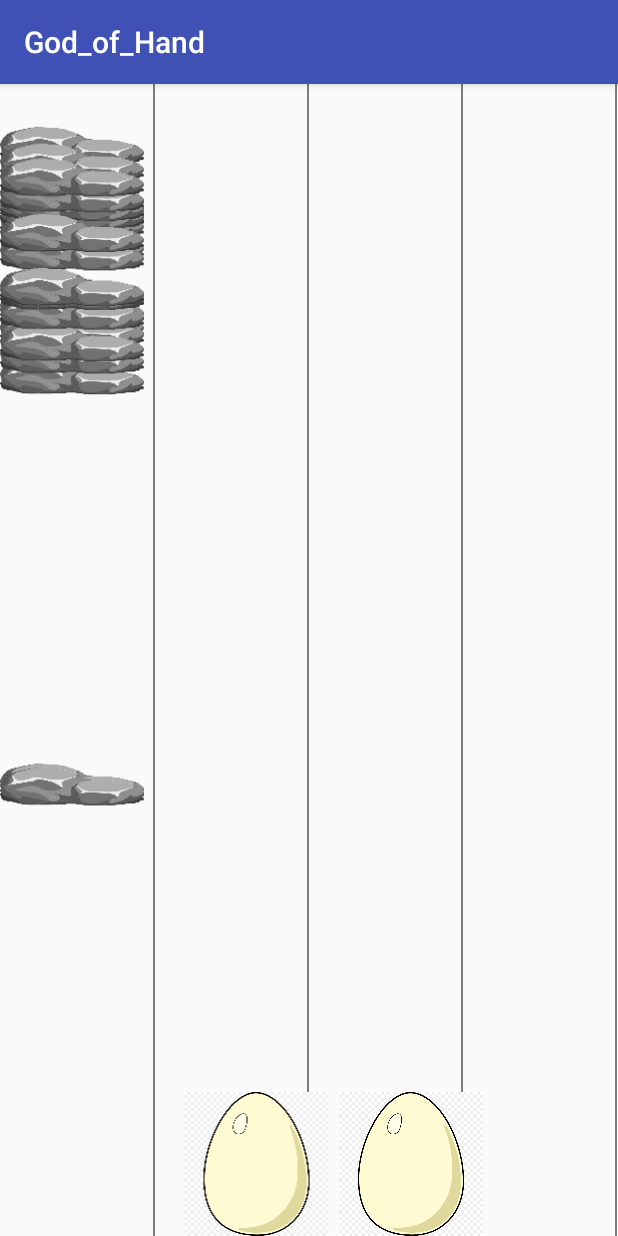
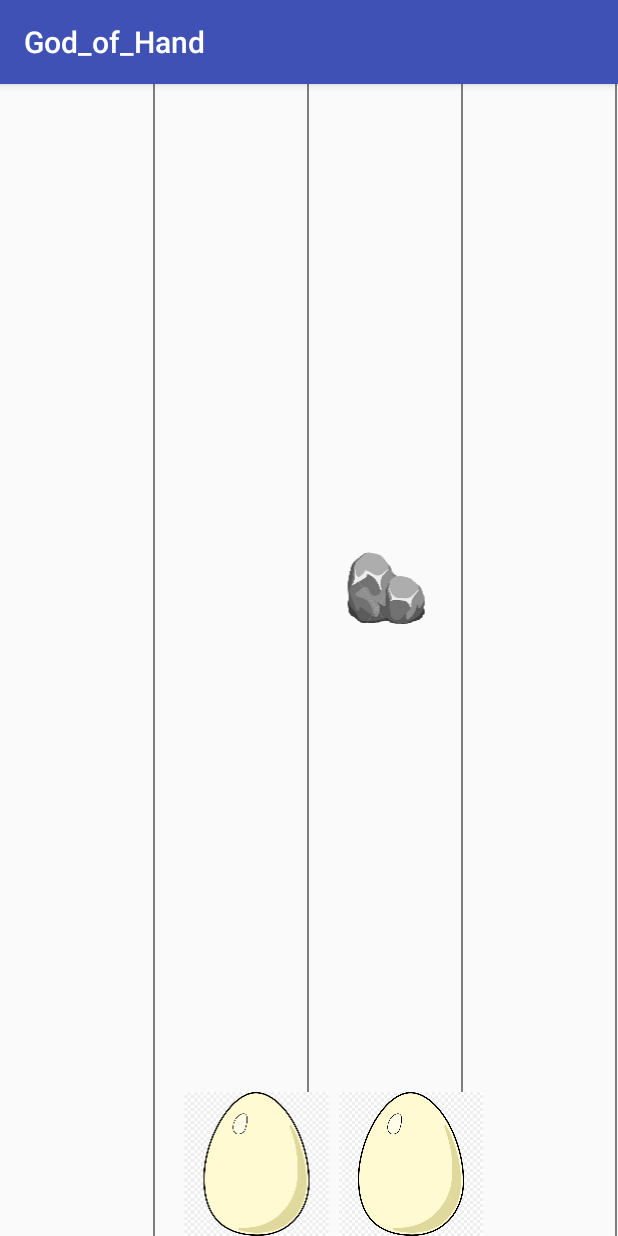
Before and after one commit to Sino-Huang/Retro-Game, an Android app: the screen it shows after launch (GameActivity), after a tap on "START", on a phone screen of 412 x 824 dp. Run offline under Robolectric (Android 15) with nearby library versions, the light colour scheme and no system bars.

Commit message:
update stone generator

```diff
--- a/Project/app/src/main/java/anu/comp2100/teamgg/god_of_hand/GameActivity.java
+++ b/Project/app/src/main/java/anu/comp2100/teamgg/god_of_hand/GameActivity.java
@@ -18,7 +18,6 @@ public class GameActivity extends AppCompatActivity {
         screenWidth = intent.getFloatExtra("Width", (float) 0.0);
         highestValue = intent.getIntExtra("HighestScore", 0);
         username = intent.getStringExtra("Username");
-        System.out.println(screenWidth);
         setContentView(R.layout.activity_game);
     }
 }
--- a/Project/app/src/main/java/anu/comp2100/teamgg/god_of_hand/Playeregg.java
+++ b/Project/app/src/main/java/anu/comp2100/teamgg/god_of_hand/Playeregg.java
@@ -11,6 +11,7 @@ import android.util.AttributeSet;
 public class Playeregg extends Item {
     boolean left;
     Bitmap egg;
+    boolean ispress = false;
     public Playeregg(Context context, @Nullable AttributeSet attrs, float x, float y, float width, float length, boolean left) {
         super(context, attrs, x, y, width, length);
         this.left = left;
@@ -26,7 +27,7 @@ public class Playeregg extends Item {
         }else {
             this.x = this.x + GameActivity.screenWidth/4;
         }
-        this.y -= 1;
+        ispress = true;
     }
 
     public void unpressed(){
@@ -35,7 +36,7 @@ public class Playeregg extends Item {
         }else {
             this.x = this.x - GameActivity.screenWidth/4;
         }
-        this.y -= 1;
+        ispress = false;
     }
 
 
--- a/Project/app/src/main/java/anu/comp2100/teamgg/god_of_hand/Stone.java
+++ b/Project/app/src/main/java/anu/comp2100/teamgg/god_of_hand/Stone.java
@@ -20,13 +20,16 @@ public class Stone extends Item {
         this.context = context;
         this.attrs = attrs;
         Random random = new Random();
-        int i =random.nextInt(5);
+        int i =random.nextInt(13);
         switch (i){
-            case 0:this.stoneImage = BitmapFactory.decodeResource(context.getResources(), R.drawable.stone1); break;
-            case 1:this.stoneImage = BitmapFactory.decodeResource(context.getResources(), R.drawable.stone2); break;
-            case 2:this.stoneImage = BitmapFactory.decodeResource(context.getResources(), R.drawable.stone3); break;
-            case 3:this.stoneImage = BitmapFactory.decodeResource(context.getResources(), R.drawable.stone4); break;
-            default:this.stoneImage = BitmapFactory.decodeResource(context.getResources(), R.drawable.stone5); break;
+            case 0: case 1:this.stoneImage = BitmapFactory.decodeResource(context.getResources(), R.drawable.stone1); break;
+            case 2: case 3:this.stoneImage = BitmapFactory.decodeResource(context.getResources(), R.drawable.stone2); break;
+            case 4: case 5:this.stoneImage = BitmapFactory.decodeResource(context.getResources(), R.drawable.stone3); break;
+            case 6: case 7:this.stoneImage = BitmapFactory.decodeResource(context.getResources(), R.drawable.stone4); break;
+            case 8: case 9:this.stoneImage = BitmapFactory.decodeResource(context.getResources(), R.drawable.stone5); break;
+            case 10: this.stoneImage = BitmapFactory.decodeResource(context.getResources(), R.drawable.diamondegg);break;
+            case 11: this.stoneImage = BitmapFactory.decodeResource(context.getResources(), R.drawable.goldenegg);break;
+            case 12: this.stoneImage = BitmapFactory.decodeResource(context.getResources(), R.drawable.centuryegg);break;
         }
 
     }
@@ -38,9 +41,7 @@ public class Stone extends Item {
 
     @Override
     public void itemDraw(Canvas c, Paint p) {
-        int h = c.getHeight();
-        int w = c.getWidth();
-        c.drawBitmap(Bitmap.createScaledBitmap(this.stoneImage, h/8, w/16, true), this.x, this.y, p);
+        c.drawBitmap(Bitmap.createScaledBitmap(this.stoneImage, (int)this.width, (int)this.length, true), this.x, this.y, p);
 
     }
 }
--- a/Project/app/src/main/java/anu/comp2100/teamgg/god_of_hand/Stones.java
+++ b/Project/app/src/main/java/anu/comp2100/teamgg/god_of_hand/Stones.java
@@ -5,14 +5,17 @@ import android.graphics.Bitmap;
 import android.graphics.Canvas;
 import android.graphics.Paint;
 import android.support.annotation.Nullable;
+import android.util.Log;
 
 import java.util.ArrayList;
+import java.util.Arrays;
 import java.util.Iterator;
 import java.util.Random;
 
 public class Stones extends ArrayList<Stone> {
 
     Context context;
+    Random randomgenerator = new Random();
     @Nullable
     android.util.AttributeSet attrs;
 
@@ -24,24 +27,33 @@ public class Stones extends ArrayList<Stone> {
         list.add(s);
     }
     public void run(){   // use observer pattern
-        for (Stone s : this.list){
-            s.run();
-        }
-        Iterator<Stone> it = this.list.iterator();
-        while (it.hasNext()){
-            Stone s = it.next();
-            if (s.y > GameActivity.screenHight){   // when a stone go beyond the screen, we need to remove that stone and generate a new stone
-                this.context = s.context;   // 但是这里写的不对
-                this.attrs = s.attrs;
-                float w = GameActivity.screenWidth;
-                float [] fl = {1/16 * w, 5/16 * w, 9/16 * w, 13/16 * w};
-                int i = (int) Math.random() * fl.length;
-                float y1 = (float) (Math.random() * GameActivity.screenHight/8);
-                it.remove();
-                Stone s1 = new Stone(context, attrs, fl[i], y1, s.width, s.length);
-                this.registerStone(s1);
+        Stones newStone = new Stones();
+        float miny = GameActivity.screenHight;
+        for (Stone s : this.list) {
+            if (s.y < miny) {
+                miny = s.y;
             }
         }
+        for (int i = 0; i < this.list.size(); i++) {
+            this.list.get(i).run();
+            if (this.list.get(i).y > GameActivity.screenHight) {   // when a stone go beyond the screen, we need to remove that stone and generate a new stone
+                this.context = this.list.get(i).context;
+                this.attrs = this.list.get(i).attrs;
+                float w = GameActivity.screenWidth;
+                float[] fl = new float[]{w/16, w/16*5, w/16*9, w/16*13};
+                int r = randomgenerator.nextInt(fl.length);
+//                Log.w("Standard", String.valueOf(miny - GameActivity.screenHight / 5));
+//                Log.w("ADJ", String.valueOf(((float) randomgenerator.nextInt(10)) / 10 * (GameActivity.screenHight)/8));
+                float y1 = miny - GameActivity.screenHight/2;
+                miny = y1;
+//                Log.w("NEWY", String.valueOf(y1));
+                Stone s1 = new Stone(context, attrs, fl[r], y1, this.list.get(i).width, this.list.get(i).length);
+                newStone.registerStone(s1);
+            } else {
+                newStone.registerStone(this.list.get(i));
+            }
+        }
+        this.list = newStone.list;
     }
 
 
```
Also changed, not shown: Project/app/src/main/java/anu/comp2100/teamgg/god_of_hand/GameView.java (+7 -3 lines), Project/app/src/main/res/drawable/centuryegg.png (added), 2 other files.
